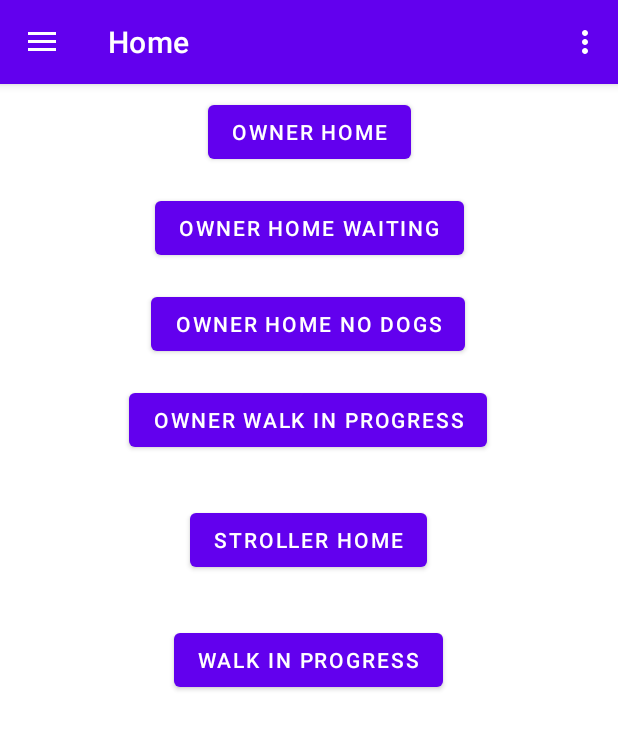
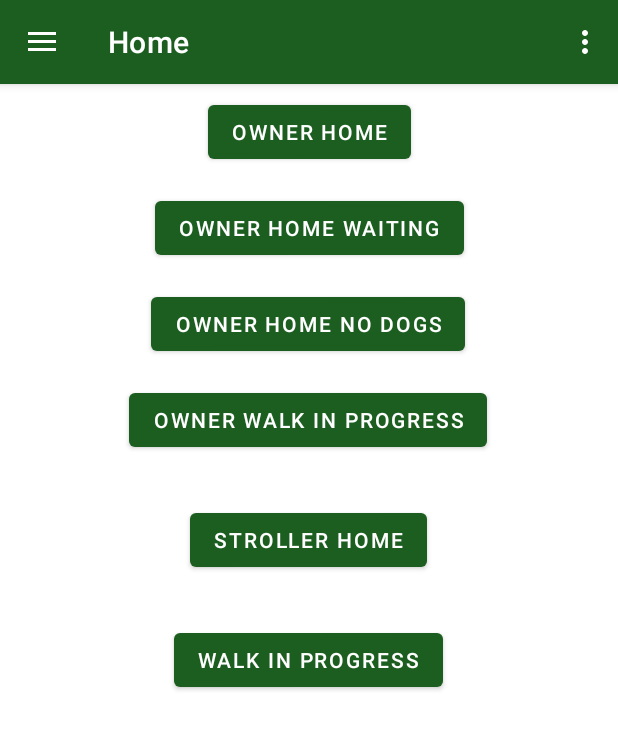
Before and after one commit to taniatopciov/Fluff-Stroller, an Android app: the screen it shows after launch (MainActivity), on a phone screen of 412 x 824 dp. Shown: the top 729 px of the screen. Run offline under Robolectric (Android 15) with nearby library versions, the phone set to English and light mode, and no system bars; our stand-ins replace navigation-ui.

Commit message:
Changed App Colors

```diff
--- a/app/src/main/res/values/colors.xml
+++ b/app/src/main/res/values/colors.xml
@@ -1,10 +1,10 @@
 <?xml version="1.0" encoding="utf-8"?>
 <resources>
-    <color name="primary_light">#FFBB86FC</color>
-    <color name="primary">#FF6200EE</color>
-    <color name="primary_dark">#FF3700B3</color>
-    <color name="accent_light">#FF03DAC5</color>
-    <color name="accent">#FF018786</color>
+    <color name="primary_light">#E8F5E9</color>
+    <color name="primary">#1B5E20</color>
+    <color name="primary_dark">#1B5E20</color>
+    <color name="accent_light">#FFCA28</color>
+    <color name="accent">#FFA000</color>
     <color name="black">#FF000000</color>
     <color name="white">#FFFFFFFF</color>
 </resources>
```
